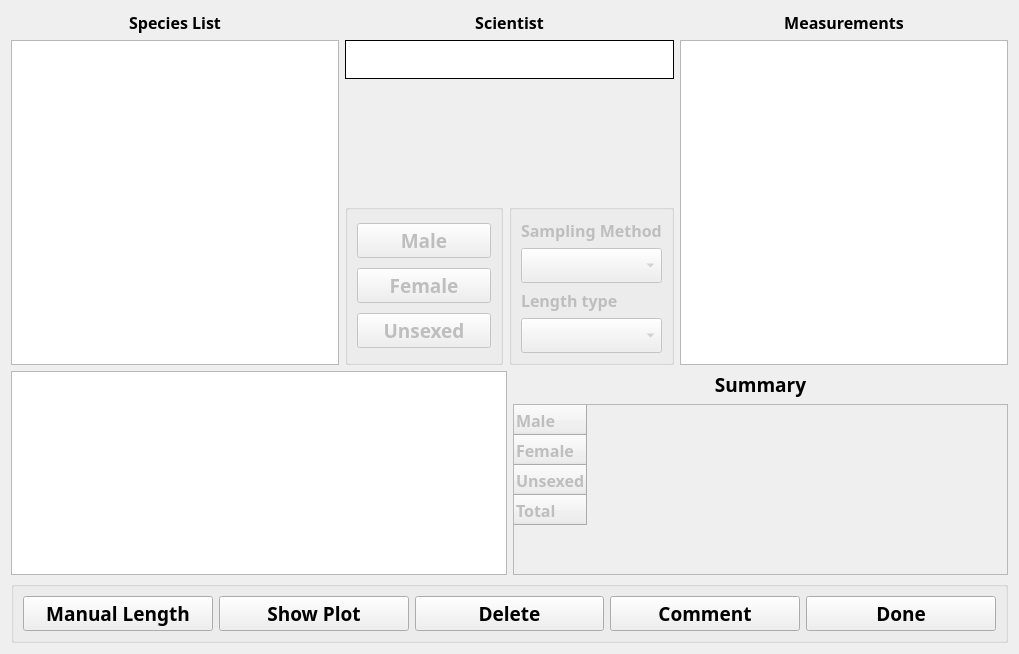
The window that ui/CLAMSLength.ui (aliciabillings-noaa/CLAMS) describes before a commit, drawn with Qt 5.
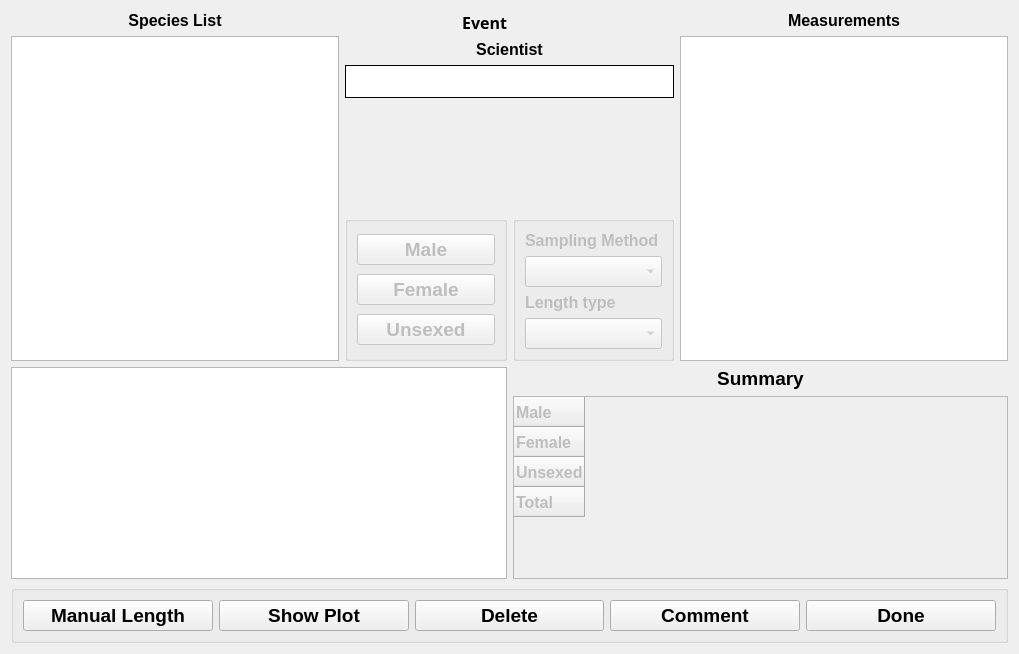
The same window after the commit.

Commit message: added event - partition to the haul number fields, and added a field to the length dialog

Diff of the .ui file:
```diff
--- a/ui/CLAMSLength.ui
+++ b/ui/CLAMSLength.ui
@@ -28,9 +28,7 @@
          </property>
          <property name="font">
           <font>
-           <family>Arial Black</family>
            <pointsize>12</pointsize>
-           <weight>75</weight>
            <bold>true</bold>
           </font>
          </property>
@@ -52,9 +50,7 @@
          </property>
          <property name="font">
           <font>
-           <family>Arial Black</family>
            <pointsize>11</pointsize>
-           <weight>75</weight>
            <bold>true</bold>
           </font>
          </property>
@@ -64,7 +60,56 @@
      </item>
      <item>
       <layout class="QGridLayout" name="gridLayout">
-       <item row="3" column="1">
+       <item row="3" column="0" colspan="2">
+        <widget class="QLabel" name="picLabel">
+         <property name="sizePolicy">
+          <sizepolicy hsizetype="Preferred" vsizetype="MinimumExpanding">
+           <horstretch>15</horstretch>
+           <verstretch>0</verstretch>
+          </sizepolicy>
+         </property>
+         <property name="font">
+          <font>
+           <pointsize>36</pointsize>
+          </font>
+         </property>
+         <property name="autoFillBackground">
+          <bool>true</bool>
+         </property>
+         <property name="frameShape">
+          <enum>QFrame::NoFrame</enum>
+         </property>
+         <property name="frameShadow">
+          <enum>QFrame::Plain</enum>
+         </property>
+         <property name="text">
+          <string/>
+         </property>
+        </widget>
+       </item>
+       <item row="1" column="0" colspan="2">
+        <widget class="QLabel" name="label_10">
+         <property name="sizePolicy">
+          <sizepolicy hsizetype="Preferred" vsizetype="Preferred">
+           <horstretch>15</horstretch>
+           <verstretch>0</verstretch>
+          </sizepolicy>
+         </property>
+         <property name="font">
+          <font>
+           <pointsize>12</pointsize>
+           <bold>true</bold>
+          </font>
+         </property>
+         <property name="text">
+          <string>Scientist</string>
+         </property>
+         <property name="alignment">
+          <set>Qt::AlignCenter</set>
+         </property>
+        </widget>
+       </item>
+       <item row="4" column="1">
         <widget class="QGroupBox" name="otherBox">
          <property name="enabled">
           <bool>false</bool>
@@ -77,9 +122,7 @@
            <widget class="QLabel" name="label_2">
             <property name="font">
              <font>
-              <family>Arial Black</family>
               <pointsize>12</pointsize>
-              <weight>75</weight>
               <bold>true</bold>
              </font>
             </property>
@@ -92,9 +135,7 @@
            <widget class="QComboBox" name="samplingMethodBox">
             <property name="font">
              <font>
-              <family>Arial Black</family>
               <pointsize>14</pointsize>
-              <weight>75</weight>
               <bold>true</bold>
              </font>
             </property>
@@ -104,9 +145,7 @@
            <widget class="QLabel" name="label">
             <property name="font">
              <font>
-              <family>Arial Black</family>
               <pointsize>12</pointsize>
-              <weight>75</weight>
               <bold>true</bold>
              </font>
             </property>
@@ -119,9 +158,7 @@
            <widget class="QComboBox" name="lengthTypeBox">
             <property name="font">
              <font>
-              <family>Arial Black</family>
               <pointsize>14</pointsize>
-              <weight>75</weight>
               <bold>true</bold>
              </font>
             </property>
@@ -130,7 +167,7 @@
          </layout>
         </widget>
        </item>
-       <item row="3" column="0">
+       <item row="4" column="0">
         <widget class="QGroupBox" name="groupSexBox">
          <property name="enabled">
           <bool>false</bool>
@@ -149,9 +186,7 @@
            <widget class="QPushButton" name="maleBtn">
             <property name="font">
              <font>
-              <family>Arial Black</family>
               <pointsize>14</pointsize>
-              <weight>75</weight>
               <bold>true</bold>
              </font>
             </property>
@@ -167,9 +202,7 @@
            <widget class="QPushButton" name="femaleBtn">
             <property name="font">
              <font>
-              <family>Arial Black</family>
               <pointsize>14</pointsize>
-              <weight>75</weight>
               <bold>true</bold>
              </font>
             </property>
@@ -185,9 +218,7 @@
            <widget class="QPushButton" name="unsexBtn">
             <property name="font">
              <font>
-              <family>Arial Black</family>
               <pointsize>14</pointsize>
-              <weight>75</weight>
               <bold>true</bold>
              </font>
             </property>
@@ -203,57 +234,6 @@
         </widget>
        </item>
        <item row="2" column="0" colspan="2">
-        <widget class="QLabel" name="picLabel">
-         <property name="sizePolicy">
-          <sizepolicy hsizetype="Preferred" vsizetype="MinimumExpanding">
-           <horstretch>15</horstretch>
-           <verstretch>0</verstretch>
-          </sizepolicy>
-         </property>
-         <property name="font">
-          <font>
-           <pointsize>36</pointsize>
-          </font>
-         </property>
-         <property name="autoFillBackground">
-          <bool>true</bool>
-         </property>
-         <property name="frameShape">
-          <enum>QFrame::NoFrame</enum>
-         </property>
-         <property name="frameShadow">
-          <enum>QFrame::Plain</enum>
-         </property>
-         <property name="text">
-          <string/>
-         </property>
-        </widget>
-       </item>
-       <item row="0" column="0" colspan="2">
-        <widget class="QLabel" name="label_10">
-         <property name="sizePolicy">
-          <sizepolicy hsizetype="Preferred" vsizetype="Preferred">
-           <horstretch>15</horstretch>
-           <verstretch>0</verstretch>
-          </sizepolicy>
-         </property>
-         <property name="font">
-          <font>
-           <family>Arial Black</family>
-           <pointsize>12</pointsize>
-           <weight>75</weight>
-           <bold>true</bold>
-          </font>
-         </property>
-         <property name="text">
-          <string>Scientist</string>
-         </property>
-         <property name="alignment">
-          <set>Qt::AlignCenter</set>
-         </property>
-        </widget>
-       </item>
-       <item row="1" column="0" colspan="2">
         <widget class="QLabel" name="sciLabel">
          <property name="sizePolicy">
           <sizepolicy hsizetype="Preferred" vsizetype="Preferred">
@@ -263,9 +243,7 @@
          </property>
          <property name="font">
           <font>
-           <family>Arial Black</family>
            <pointsize>20</pointsize>
-           <weight>75</weight>
            <bold>true</bold>
           </font>
          </property>
@@ -291,6 +269,37 @@
          </property>
         </widget>
        </item>
+       <item row="0" column="0">
+        <widget class="QLabel" name="label_6">
+         <property name="font">
+          <font>
+           <family>Arial Black</family>
+           <pointsize>12</pointsize>
+           <bold>true</bold>
+          </font>
+         </property>
+         <property name="text">
+          <string>Event</string>
+         </property>
+         <property name="alignment">
+          <set>Qt::AlignRight|Qt::AlignTrailing|Qt::AlignVCenter</set>
+         </property>
+        </widget>
+       </item>
+       <item row="0" column="1">
+        <widget class="QLabel" name="haulNum">
+         <property name="font">
+          <font>
+           <family>Arial Black</family>
+           <pointsize>12</pointsize>
+           <bold>true</bold>
+          </font>
+         </property>
+         <property name="text">
+          <string/>
+         </property>
+        </widget>
+       </item>
       </layout>
      </item>
      <item>
@@ -305,9 +314,7 @@
          </property>
          <property name="font">
           <font>
-           <family>Arial Black</family>
            <pointsize>12</pointsize>
-           <weight>75</weight>
            <bold>true</bold>
           </font>
          </property>
@@ -335,9 +342,7 @@
          </property>
          <property name="font">
           <font>
-           <family>Arial Black</family>
            <pointsize>11</pointsize>
-           <weight>75</weight>
            <bold>true</bold>
           </font>
          </property>
@@ -380,9 +385,7 @@
          </property>
          <property name="font">
           <font>
-           <family>Arial Black</family>
            <pointsize>14</pointsize>
-           <weight>75</weight>
            <bold>true</bold>
           </font>
          </property>
@@ -407,9 +410,7 @@
          </property>
          <property name="font">
           <font>
-           <family>Arial Black</family>
            <pointsize>12</pointsize>
-           <weight>75</weight>
            <bold>true</bold>
           </font>
          </property>
@@ -449,9 +450,7 @@
        <widget class="QPushButton" name="manualBtn">
         <property name="font">
          <font>
-          <family>Arial Black</family>
           <pointsize>14</pointsize>
-          <weight>75</weight>
           <bold>true</bold>
          </font>
         </property>
@@ -464,9 +463,7 @@
        <widget class="QPushButton" name="extraBtn_2">
         <property name="font">
          <font>
-          <family>Arial Black</family>
           <pointsize>14</pointsize>
-          <weight>75</weight>
           <bold>true</bold>
          </font>
         </property>
@@ -482,9 +479,7 @@
        <widget class="QPushButton" name="deleteBtn">
         <property name="font">
          <font>
-          <family>Arial Black</family>
           <pointsize>14</pointsize>
-          <weight>75</weight>
           <bold>true</bold>
          </font>
         </property>
@@ -497,9 +492,7 @@
        <widget class="QPushButton" name="commentBtn">
         <property name="font">
          <font>
-          <family>Arial Black</family>
           <pointsize>14</pointsize>
-          <weight>75</weight>
           <bold>true</bold>
          </font>
         </property>
@@ -512,9 +505,7 @@
        <widget class="QPushButton" name="doneBtn">
         <property name="font">
          <font>
-          <family>Arial Black</family>
           <pointsize>14</pointsize>
-          <weight>75</weight>
           <bold>true</bold>
          </font>
         </property>
```
The commit also changes 4 other files.
